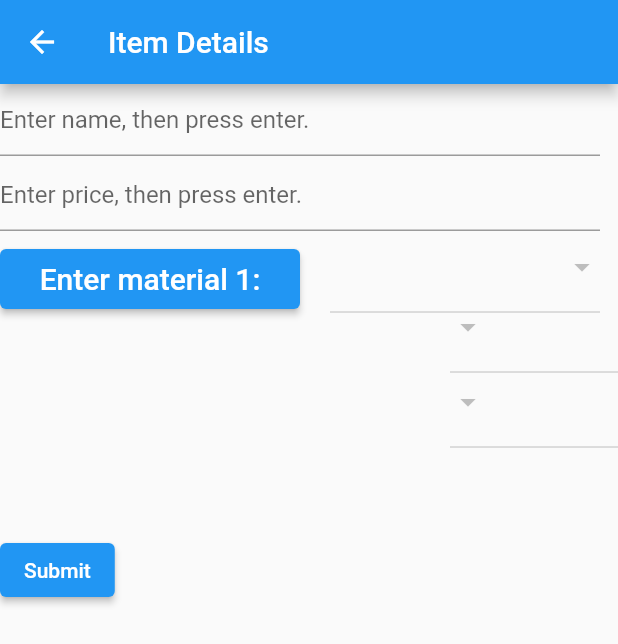
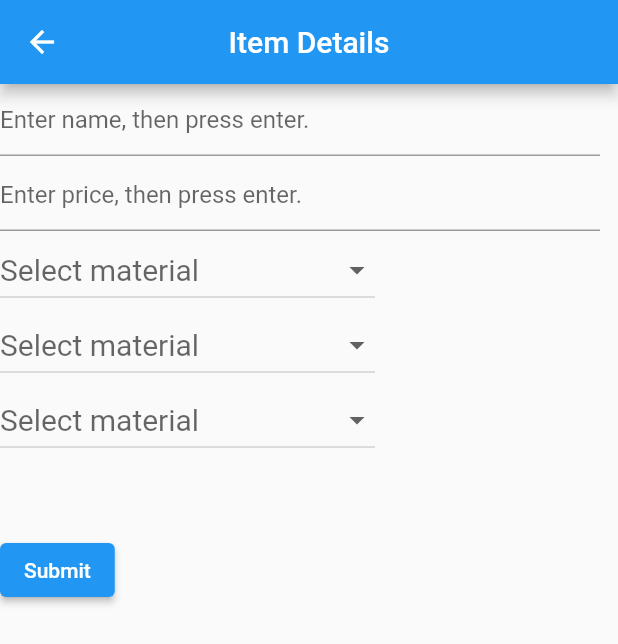
Before and after one commit to juanthedeveloper/Smart-Inventory, a Flutter app: the ItemForm screen opened directly, on a phone screen of 412 x 824 dp. Shown: the top 644 px of the screen. Run offline on Flutter 3.47's test engine with Material 2 defaults, Android fonts, the light colour scheme and no system bars; our stand-ins replace sqflite; accounts and stored records are empty.

Commit message:
UI changes

```diff
--- a/lib/inventoryscreen.dart
+++ b/lib/inventoryscreen.dart
@@ -51,7 +51,7 @@ class _InventoryScreenState extends State<InventoryScreen> {
   @override
   Widget build(BuildContext context) {
     return Scaffold(
-      appBar: AppBar(
+      appBar: AppBar(centerTitle: true,
         leading: IconButton(
           icon: Icon(Icons.arrow_back),
           onPressed: () => Navigator.push(
--- a/lib/itemformscreen.dart
+++ b/lib/itemformscreen.dart
@@ -56,9 +56,18 @@ class ItemFormState extends State<ItemForm> {
 
   Widget build(BuildContext context) {
     addMaptoList(); //update materialList
+    materialList.add("None"); //adding a blank option
+
+   const enterMatStyle = TextStyle(
+                  fontSize: 20,
+                  color: Colors.black,
+                );
+    const enterMatHint =Text("Select material");
+
 
     return Scaffold(
       appBar: AppBar(
+        centerTitle: true,
         title: Text("Item Details"),
       ),
       body: Stack(
@@ -84,19 +93,17 @@ class ItemFormState extends State<ItemForm> {
                 onSubmitted: (String priceInput) {}),
           ),
           Positioned(
-            top: 110,
-            left: 220,
+            top: 100,
+            left:0,
             height: 50,
-            width: 180,
+            width: 250,
             child: DropdownButton<String>(
               //Material 1
               //this allows materials to be selcted from the list
+              hint: enterMatHint,
               isExpanded: true,
               value: value1,
-              style: TextStyle(
-                fontSize: 25,
-                color: Colors.black,
-              ),
+              style: enterMatStyle,
               items: materialList.map((String items) {
                 return DropdownMenuItem(
                   value: items,
@@ -112,17 +119,16 @@ class ItemFormState extends State<ItemForm> {
           ),
           Positioned(
             top: 150,
-            left: 300,
+            left: 0,
             height: 50,
-            width: 200,
+            width: 250,
             child: DropdownButton<String>(
                 //Material 2
                 //this allows materials to be selcted from the list
+                hint: enterMatHint,
+                isExpanded: true,
                 value: value2,
-              style: TextStyle(
-                fontSize: 30,
-                color: Colors.black,
-              ),
+                style: enterMatStyle,
                 items: materialList.map((String items) {
                   return DropdownMenuItem(
                     value: items,
@@ -133,32 +139,20 @@ class ItemFormState extends State<ItemForm> {
                   setState(() {
                     this.value2 = value2;
                   });
-              },
-            ),
-          ),
-          Positioned(
-            top: 110,
-            left: 0,
-            height: 40,
-            width: 200,
-            child: ElevatedButton(
-              child: Text("Enter material 1:", style: TextStyle(fontSize: 20)),
-              onPressed: () {},
-            ),
+                }),
           ),
           Positioned(
             top: 200,
-            left: 300,
+            left: 0,
             height: 50,
-            width: 200,
+            width: 250,
             child: DropdownButton<String>(
               //Material 3
               //this allows materials to be selcted from the list
+              hint: enterMatHint,
+              isExpanded: true,
               value: value3,
-              style: TextStyle(
-                fontSize: 30,
-                color: Colors.black,
-              ),
+              style: enterMatStyle,
               items: materialList.map((String items) {
                 return DropdownMenuItem(
                   value: items,
--- a/lib/itemscreen.dart
+++ b/lib/itemscreen.dart
@@ -54,7 +54,7 @@ class ItemScreen extends StatelessWidget {
   @override
   Widget build(BuildContext context) {
     return Scaffold(
-      appBar: AppBar(
+      appBar: AppBar(centerTitle: true,
         //the leading: is only so that when you press the back arrow it goes to the itemscreen if not it will
         //go back to the dialog menu from when you hit delete
         //this really needs to be fixed with an update UI on the dialog method but it will work for now
--- a/lib/main.dart
+++ b/lib/main.dart
@@ -28,7 +28,7 @@ main() async {
 // When the database is first created, create a table to store items.
     onCreate: (db, version) {
       // Run the CREATE TABLE statement on the database.
-      db.execute('CREATE TABLE items(name TEXT PRIMARY KEY, price REAL, material1 TEXT, material2 TEXT, material3 TEXT)',);
+      db.execute('CREATE TABLE items(name TEXT PRIMARY KEY, price REAL, material1 TEXT, material2 TEXT, material3 TEXT, m1Use REAL, m2Use REAL, m3Use REAL)',);
       db.execute('CREATE TABLE materials(name TEXT PRIMARY KEY, quanity REAL)');
     },
 
@@ -60,9 +60,9 @@ class _MyAppState extends State<MyApp> {
     return MaterialApp(
       home: Scaffold(
         //the entire screen becomes this widget with custom settings
-        appBar: AppBar(
+        appBar: AppBar( centerTitle: true,
             //the tittle header
-            title: Text("Smart Inventory")),
+            title: Text("Smart Inventory",)),
         body: Center(
           child: Column(
             children: [
--- a/lib/materiallistscreen.dart
+++ b/lib/materiallistscreen.dart
@@ -62,7 +62,7 @@ class MaterialListScreenState extends State<MaterialListScreen> {
   @override
   Widget build(BuildContext context) {
     return Scaffold(
-      appBar: AppBar(
+      appBar: AppBar(centerTitle: true,
         //the leading: is only so that when you press the back arrow it goes to the itemscreen if not it will
         //go back to the dialog menu from when you hit delete
         //this really needs to be fixed with an update UI on the dialog method but it will work for now
--- a/lib/materialscreen.dart
+++ b/lib/materialscreen.dart
@@ -74,7 +74,7 @@ Future<void> _displayTextInputDialog(BuildContext context) async {
             child: Text('OK'),
             onPressed: () async {
               //add to db
-              var newMaterial = Materials(name: material, quanity: materialKG);
+              var newMaterial = Materials(name: material.toUpperCase(), quanity: materialKG);
               await insertMaterial(newMaterial);
               mapM = await db.query('materials');
               //add to map for drop down menu purposes
@@ -99,7 +99,7 @@ class MaterialScreen extends StatelessWidget {
   @override
   Widget build(BuildContext context) {
     return Scaffold(
-      appBar: AppBar(
+      appBar: AppBar(centerTitle: true,
         //the leading: is only so that when you press the back arrow it goes to the itemscreen if not it will
         //go back to the dialog menu from when you hit delete
         //this really needs to be fixed with an update UI on the dialog method but it will work for now
```
Lines whose indentation alone changed are shown as unchanged.
